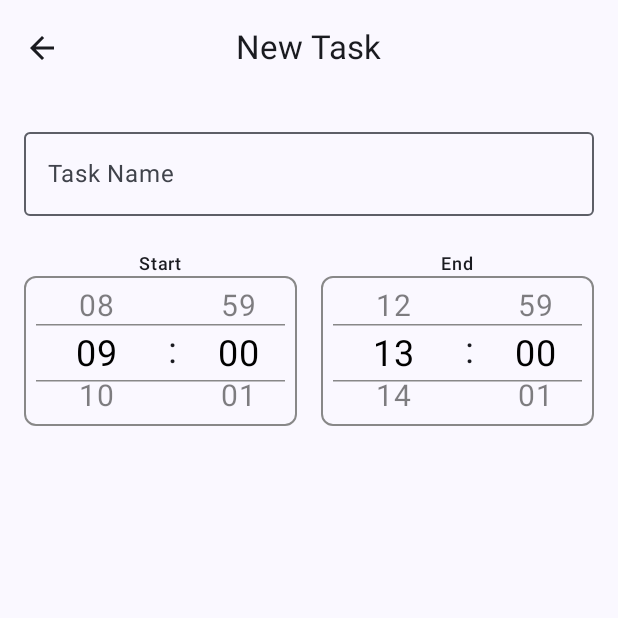
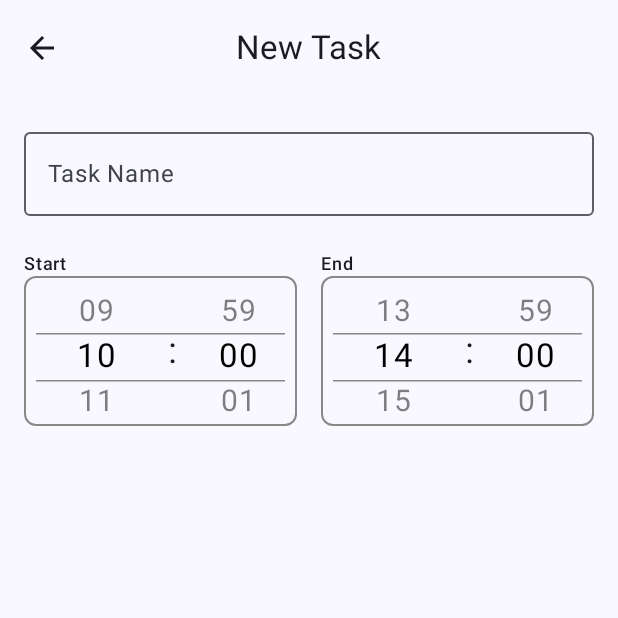
Before and after one commit to Lucy-zh321/Selfcareapp_rb20, an Android app built with Jetpack Compose: the screen it shows after launch (MainActivity), after a tap on "Add Task", on a phone screen of 412 x 824 dp, the top half of it. Run offline under Robolectric (Android 15) with nearby library versions, the phone set to English and light mode, and no system bars.

Commit message:
Minor layout changes.

```diff
--- a/app/src/main/java/com/example/selfcare/AddTask.kt
+++ b/app/src/main/java/com/example/selfcare/AddTask.kt
@@ -80,7 +80,10 @@ fun AddTaskScreen(onBack: () -> Unit) {
                     horizontalAlignment = Alignment.CenterHorizontally,
                     modifier = Modifier.weight(1f)
                 ) {
-                    Text(text = "Start", style = MaterialTheme.typography.labelMedium)
+                    Box(modifier = Modifier.fillMaxWidth(),
+                        contentAlignment = Alignment.BottomStart) {
+                        Text(text = "Start", style = MaterialTheme.typography.labelMedium)
+                    }
                     Box(
                         modifier = Modifier
                             .height(100.dp)
@@ -102,7 +105,10 @@ fun AddTaskScreen(onBack: () -> Unit) {
                     horizontalAlignment = Alignment.CenterHorizontally,
                     modifier = Modifier.weight(1f)
                 ) {
-                    Text(text = "End", style = MaterialTheme.typography.labelMedium)
+                    Box(modifier = Modifier.fillMaxWidth(),
+                        contentAlignment = Alignment.BottomStart){
+                        Text(text = "End", style = MaterialTheme.typography.labelMedium)
+                    }
                     Box(
                         modifier = Modifier
                             .height(100.dp)
--- a/app/src/main/java/com/example/selfcare/MainActivity.kt
+++ b/app/src/main/java/com/example/selfcare/MainActivity.kt
@@ -13,6 +13,7 @@ import com.example.selfcare.ui.theme.SelfCareTheme
 import androidx.compose.material3.Icon
 import androidx.compose.material3.FloatingActionButton
 import androidx.compose.material.icons.filled.Add
+import androidx.compose.ui.tooling.preview.Preview
 import androidx.navigation.compose.NavHost
 import androidx.navigation.compose.composable
 import androidx.navigation.compose.rememberNavController
@@ -58,3 +59,11 @@ fun MainScreen(onAddTaskClick: () -> Unit) {
         }
     }
 }
+
+@Preview(showBackground = true)
+@Composable
+fun PreviewMainScreen() {
+    SelfCareTheme {
+        MainScreen(onAddTaskClick = {})
+    }
+}
--- a/app/src/main/java/com/example/selfcare/TimePickerWheel.kt
+++ b/app/src/main/java/com/example/selfcare/TimePickerWheel.kt
@@ -87,13 +87,13 @@ fun TimePickerWheel(
     ) {
         // Selector lines (top & bottom)
         Column(modifier = Modifier.matchParentSize()) {
-            Spacer(modifier = Modifier.height(cellHeight - 6.dp))
+            Spacer(modifier = Modifier.height(cellHeight))
             HorizontalDivider(
                 modifier = Modifier.fillMaxWidth(),
                 thickness = selectorLineThickness,
                 color = selectorLineColor
             )
-            Spacer(modifier = Modifier.height(cellHeight + 6.dp))
+            Spacer(modifier = Modifier.height(cellHeight))
             HorizontalDivider(
                 modifier = Modifier.fillMaxWidth(),
                 thickness = selectorLineThickness,
@@ -112,28 +112,28 @@ fun TimePickerWheel(
                 modifier = Modifier.width(80.dp),
                 horizontalAlignment = Alignment.CenterHorizontally,
                 flingBehavior = rememberSnapFlingBehavior(hourState),
-                contentPadding = PaddingValues(vertical = cellHeight)
+//                contentPadding = PaddingValues(vertical = cellHeight)
             ) {
                 items(repeatedHours.size) { index ->
                     val hour = repeatedHours[index]
-                    val isSelected = index + 1 == hourCenteredIndex
+                    val isSelected = index == hourCenteredIndex
                     val animatedSize by animateDpAsState(
-                        targetValue = if (isSelected) 24.dp else 20.dp,
+                        targetValue = if (isSelected) 22.dp else 20.dp,
                         label = "HourSize"
                     )
                     val animatedAlpha by animateFloatAsState(
                         targetValue = if (isSelected) 1f else 0.5f,
                         label = "HourAlpha"
                     )
+                    Box(modifier = Modifier.height(cellHeight), contentAlignment = Alignment.Center){
                         Text(
                             text = hour.toString().padStart(2, '0'),
-                        modifier = Modifier
-                            .height(cellHeight)
-                            .width(60.dp),
+                            modifier = Modifier.width(60.dp),
                             fontSize = with(LocalDensity.current) { animatedSize.toSp() },
                             color = Color.Black.copy(alpha = animatedAlpha),
                             textAlign = TextAlign.Center
                         )
+                    }
                 }
             }
 
@@ -156,22 +156,23 @@ fun TimePickerWheel(
                     val minute = repeatedMinutes[index]
                     val isSelected = index + 1 == minuteCenteredIndex
                     val animatedSize by animateDpAsState(
-                        targetValue = if (isSelected) 24.dp else 20.dp,
+                        targetValue = if (isSelected) 22.dp else 20.dp,
                         label = "MinuteSize"
                     )
                     val animatedAlpha by animateFloatAsState(
                         targetValue = if (isSelected) 1f else 0.5f,
                         label = "MinuteAlpha"
                     )
+                    Box(modifier = Modifier.height(cellHeight), contentAlignment = Alignment.Center){
                         Text(
                             text = minute.toString().padStart(2, '0'),
                             modifier = Modifier
-                            .height(cellHeight)
                                 .width(60.dp),
                             fontSize = with(LocalDensity.current) { animatedSize.toSp() },
                             color = Color.Black.copy(alpha = animatedAlpha),
                             textAlign = TextAlign.Center
                         )
+                    }
                 }
             }
         }
```
Lines whose indentation alone changed are shown as unchanged.
